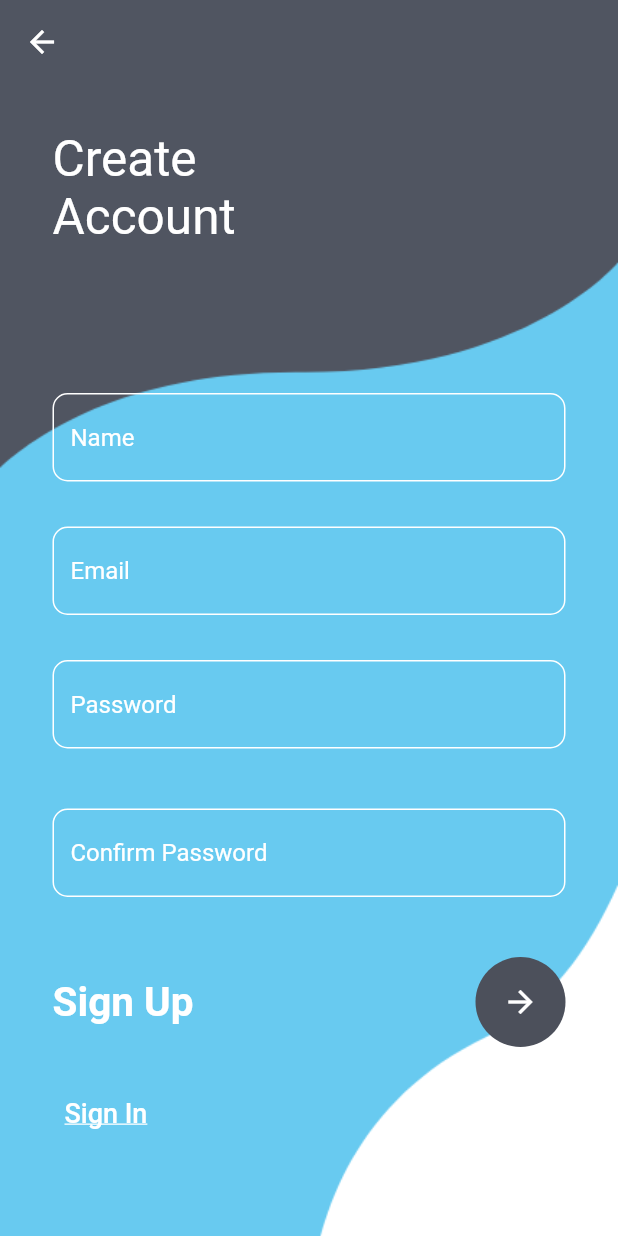
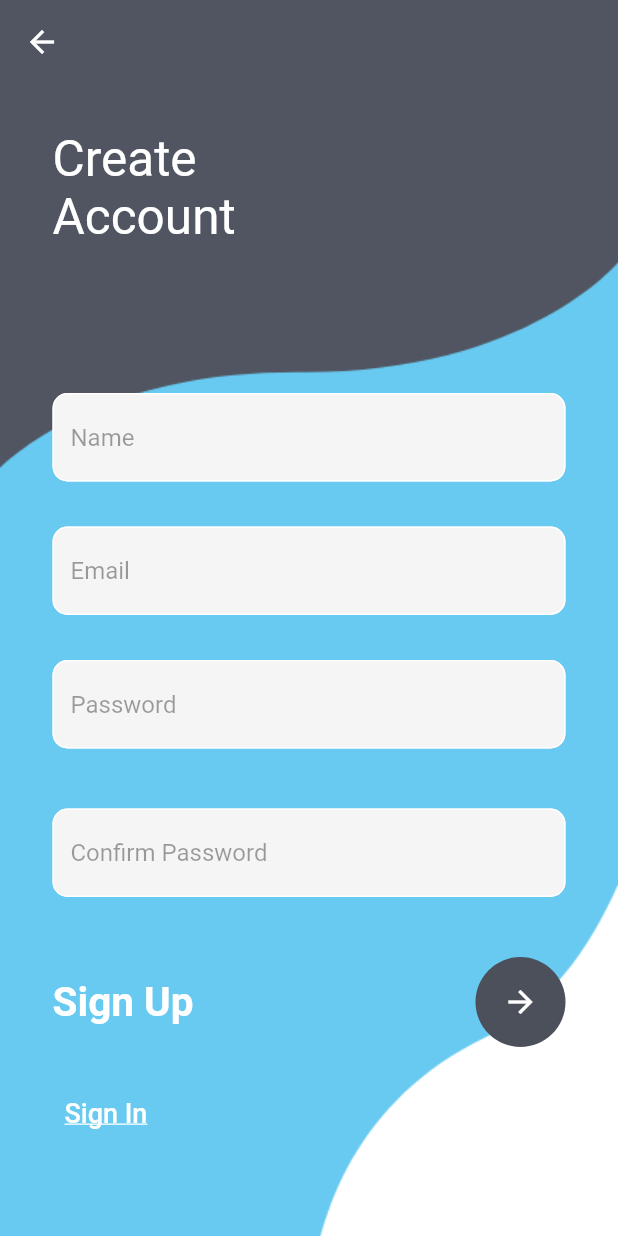
Before and after one commit to csb100/car_services, a Flutter app: the MyRegister screen opened directly, on a phone screen of 412 x 824 dp. Run offline on Flutter 3.47's test engine with Material 2 defaults, Android fonts, the phone set to English and light mode, and no system bars; our stand-ins replace animated_splash_screen.

Commit message:
added UI of Login added UI of Registratin

```diff
--- a/lib/Registration.dart
+++ b/lib/Registration.dart
@@ -40,12 +40,14 @@ class _MyRegisterState extends State<MyRegister> {
                   crossAxisAlignment: CrossAxisAlignment.start,
                   children: [
                     Container(
-                      margin: EdgeInsets.only(left: 35, right: 35),
+                      margin: const EdgeInsets.only(left: 35, right: 35),
                       child: Column(
                         children: [
                           TextField(
-                            style: const TextStyle(color: Colors.white),
+                            style: const TextStyle(color: Colors.black),
                             decoration: InputDecoration(
+                                fillColor: Colors.grey.shade100,
+                                filled: true,
                                 enabledBorder: OutlineInputBorder(
                                   borderRadius: BorderRadius.circular(10),
                                   borderSide: const BorderSide(
@@ -59,7 +61,7 @@ class _MyRegisterState extends State<MyRegister> {
                                   ),
                                 ),
                                 hintText: "Name",
-                                hintStyle: const TextStyle(color: Colors.white),
+                                hintStyle: const TextStyle(color: Colors.black38),
                                 border: OutlineInputBorder(
                                   borderRadius: BorderRadius.circular(10),
                                 )),
@@ -70,6 +72,8 @@ class _MyRegisterState extends State<MyRegister> {
                           TextField(
                             style: const TextStyle(color: Colors.white),
                             decoration: InputDecoration(
+                                fillColor: Colors.grey.shade100,
+                                filled: true,
                                 enabledBorder: OutlineInputBorder(
                                   borderRadius: BorderRadius.circular(10),
                                   borderSide: const BorderSide(
@@ -83,7 +87,7 @@ class _MyRegisterState extends State<MyRegister> {
                                   ),
                                 ),
                                 hintText: "Email",
-                                hintStyle: TextStyle(color: Colors.white),
+                                hintStyle: TextStyle(color: Colors.black38),
                                 border: OutlineInputBorder(
                                   borderRadius: BorderRadius.circular(10),
                                 )),
@@ -95,6 +99,8 @@ class _MyRegisterState extends State<MyRegister> {
                             style:const TextStyle(color: Colors.white),
                             obscureText: true,
                             decoration: InputDecoration(
+                                fillColor: Colors.grey.shade100,
+                                filled: true,
                                 enabledBorder: OutlineInputBorder(
                                   borderRadius: BorderRadius.circular(10),
                                   borderSide: const BorderSide(
@@ -108,7 +114,7 @@ class _MyRegisterState extends State<MyRegister> {
                                   ),
                                 ),
                                 hintText: "Password",
-                                hintStyle: const TextStyle(color: Colors.white),
+                                hintStyle: const TextStyle(color: Colors.black38),
                                 border: OutlineInputBorder(
                                   borderRadius: BorderRadius.circular(10),
                                 )),
@@ -121,6 +127,8 @@ class _MyRegisterState extends State<MyRegister> {
                             style:const TextStyle(color: Colors.white),
                             obscureText: true,
                             decoration: InputDecoration(
+                                fillColor: Colors.grey.shade100,
+                                filled: true,
                                 enabledBorder: OutlineInputBorder(
                                   borderRadius: BorderRadius.circular(10),
                                   borderSide: const BorderSide(
@@ -134,7 +142,7 @@ class _MyRegisterState extends State<MyRegister> {
                                   ),
                                 ),
                                 hintText: "Confirm Password",
-                                hintStyle: const TextStyle(color: Colors.white),
+                                hintStyle: const TextStyle(color: Colors.black38),
                                 border: OutlineInputBorder(
                                   borderRadius: BorderRadius.circular(10),
                                 )),
```
